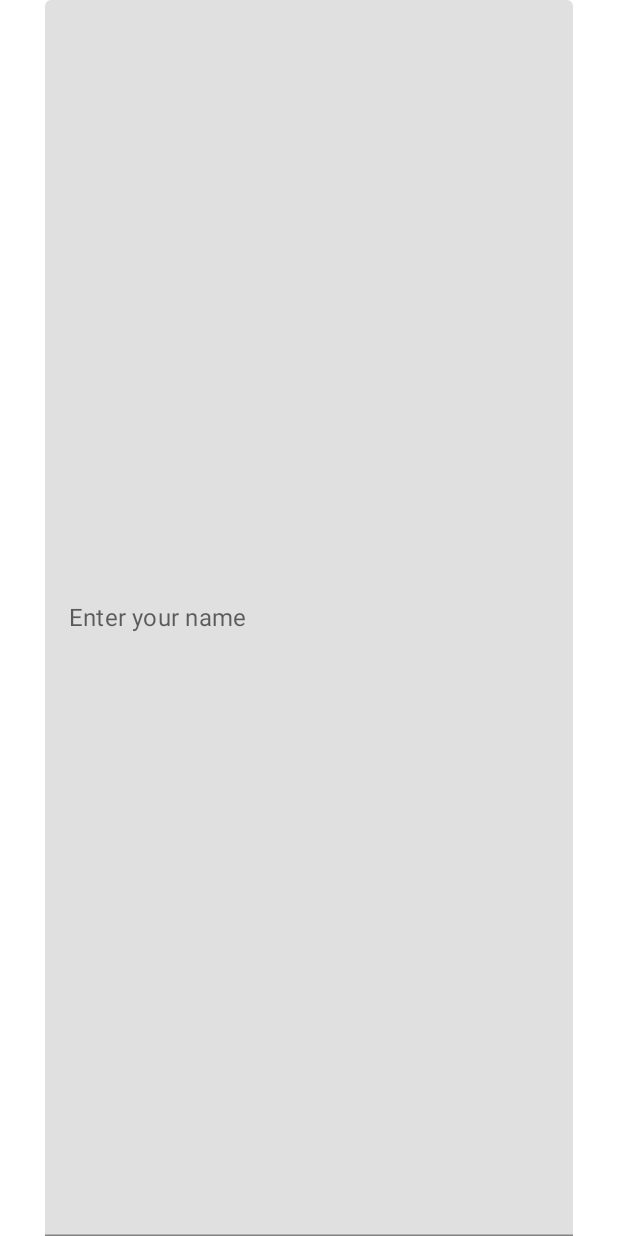
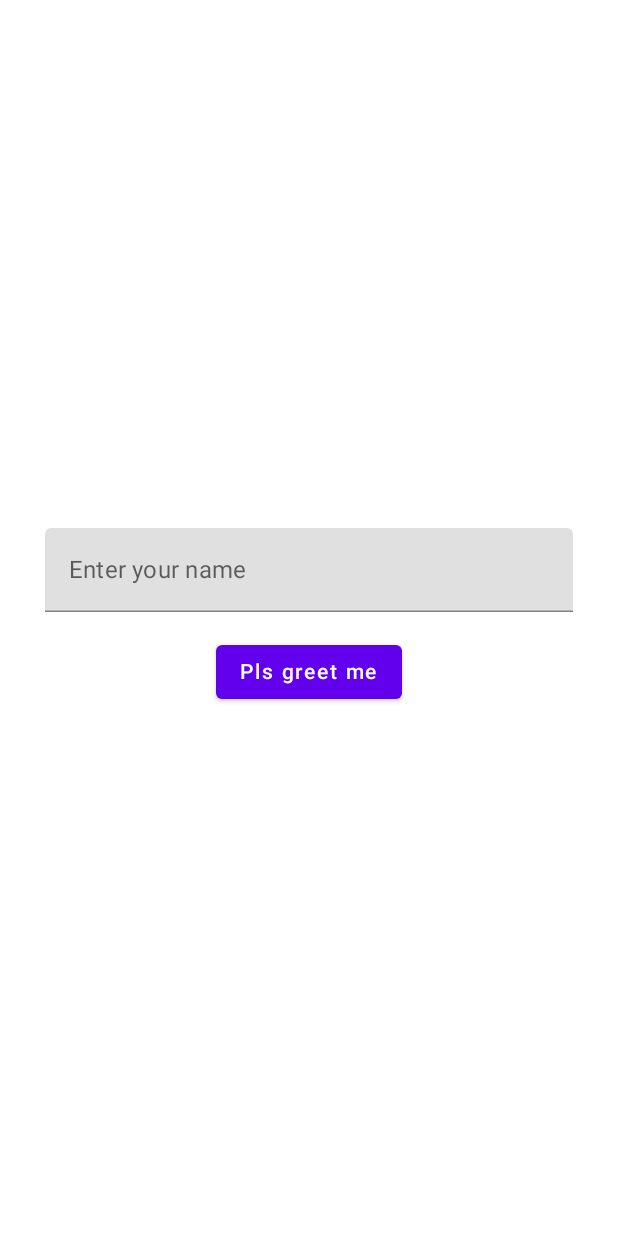
Before and after one commit to slomanojlo/TextField-Button-Snackbar, an Android app built with Jetpack Compose: the screen it shows after launch (MainActivity), on a phone screen of 412 x 824 dp. Run offline under Robolectric (Android 15) with nearby library versions, the phone set to English and light mode, and no system bars.

Commit message:
Fix modifier size
Replace fillMaxSIze with fillMaxWidth so the widget does not cover the whole screen

```diff
--- a/app/src/main/java/com/example/textfieldbuttonsnackbarjc/MainActivity.kt
+++ b/app/src/main/java/com/example/textfieldbuttonsnackbarjc/MainActivity.kt
@@ -42,7 +42,7 @@ class MainActivity : ComponentActivity() {
                             textFieldState = it
                         },
                         singleLine = true,
-                        modifier = Modifier.fillMaxSize()
+                        modifier = Modifier.fillMaxWidth()
                     )
                     Spacer(modifier = Modifier.height(16.dp))
                     Button(onClick = {
```
